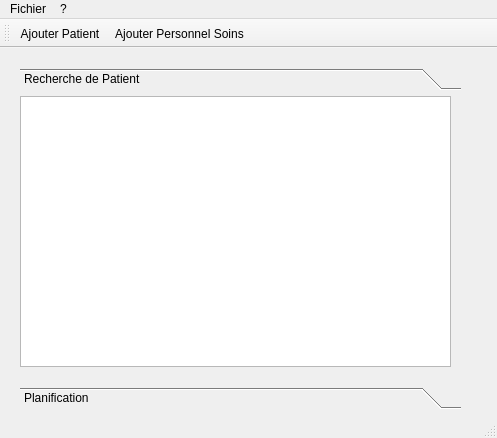
Qt form mainwindow.ui (JeanCellier/QtProjet) before a commit.
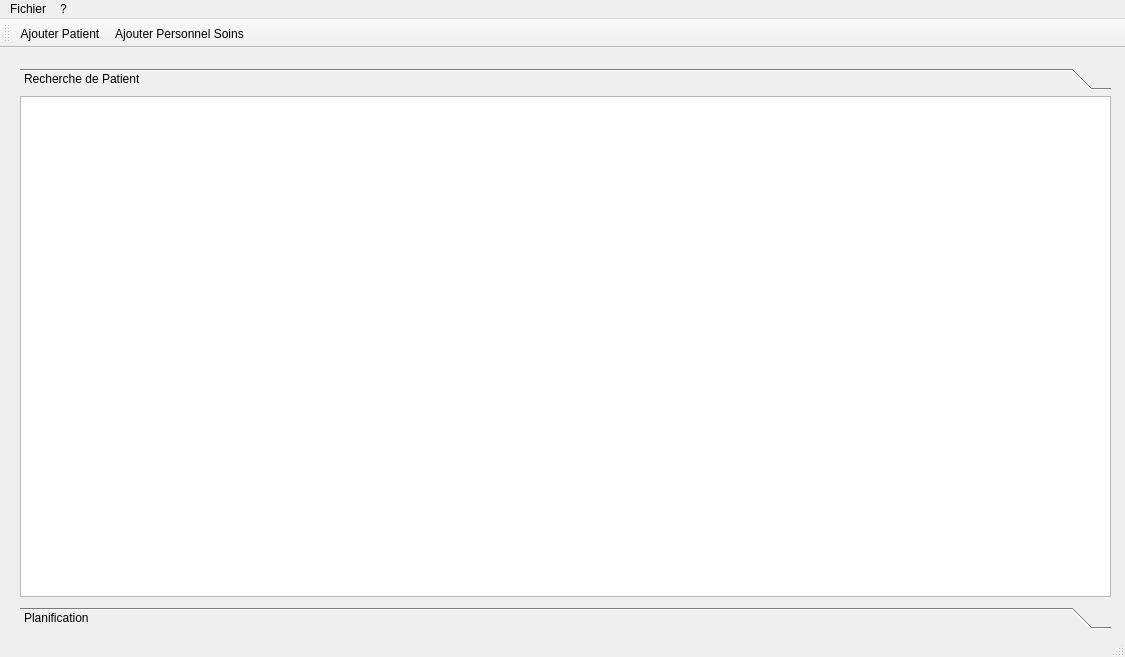
The same form after that commit. The open tabs and pages were chosen to show the change.

What changed in the file:
```diff
--- a/mainwindow.ui
+++ b/mainwindow.ui
@@ -6,8 +6,8 @@
    <rect>
     <x>0</x>
     <y>0</y>
-    <width>497</width>
-    <height>438</height>
+    <width>1125</width>
+    <height>657</height>
    </rect>
   </property>
   <property name="windowTitle">
@@ -19,8 +19,8 @@
      <rect>
       <x>20</x>
       <y>20</y>
-      <width>441</width>
-      <height>341</height>
+      <width>1091</width>
+      <height>561</height>
      </rect>
     </property>
     <property name="currentIndex">
@@ -31,8 +31,8 @@
       <rect>
        <x>0</x>
        <y>0</y>
-       <width>441</width>
-       <height>279</height>
+       <width>1091</width>
+       <height>499</height>
       </rect>
      </property>
      <attribute name="label">
@@ -43,8 +43,8 @@
        <rect>
         <x>0</x>
         <y>0</y>
-        <width>431</width>
-        <height>271</height>
+        <width>1091</width>
+        <height>501</height>
        </rect>
       </property>
      </widget>
@@ -79,7 +79,7 @@
     <rect>
      <x>0</x>
      <y>0</y>
-     <width>497</width>
+     <width>1125</width>
      <height>26</height>
     </rect>
    </property>
```
Left out of the diff: 10 changed lines with no effect on the pictures.
